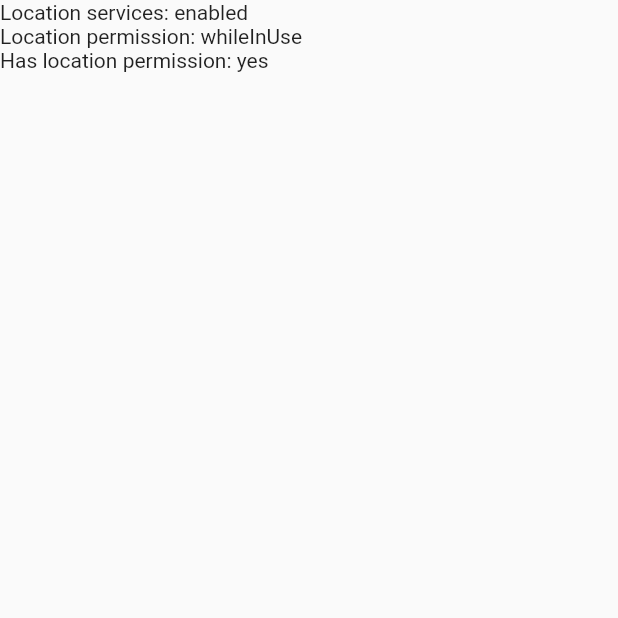
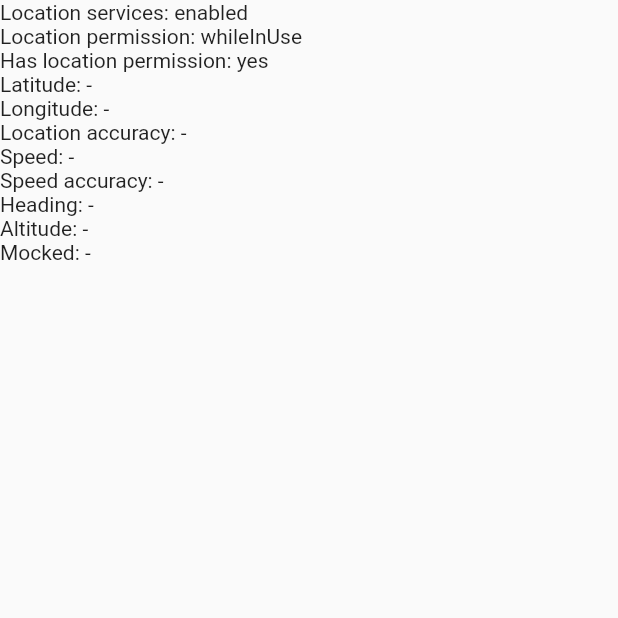
Before and after one commit to expilu/sailing-speed, a Flutter app: the screen it shows after launch, on a phone screen of 412 x 824 dp, the top half of it. Run offline on Flutter 3.47's test engine with Material 2 defaults, Android fonts, the phone set to English and light mode, and no system bars; our stand-ins replace flutter_riverpod, geolocator.

Commit message:
Adds listening to gps location fixes

```diff
--- a/lib/providers/gps.dart
+++ b/lib/providers/gps.dart
@@ -1,3 +1,5 @@
+import 'dart:async';
+
 import 'package:flutter_riverpod/flutter_riverpod.dart';
 import 'package:geolocator/geolocator.dart';
 
@@ -28,6 +30,7 @@ final providerLocationPermission = FutureProvider((ref) async {
   }
 });
 
+/// Provides if the app can use GPS
 final providerHasLocationPermission = FutureProvider((ref) async {
   final locationPermission = await ref.watch(providerLocationPermission.future);
 
@@ -41,3 +44,23 @@ final providerHasLocationPermission = FutureProvider((ref) async {
       return true;
   }
 });
+
+/// Listens to GPS position fixes and provides them. Position fixes include
+/// speed and heading
+final providerGpsPositionFix = Provider.autoDispose<Position?>((ref) {
+  final hasLocationPermission =
+      ref.watch(providerHasLocationPermission).asData?.value ?? false;
+
+  StreamSubscription<Position>? positionStream;
+
+  if (hasLocationPermission) {
+    positionStream = Geolocator.getPositionStream(
+        locationSettings: const LocationSettings(
+      accuracy: LocationAccuracy.bestForNavigation,
+    )).listen((position) => ref.state = position);
+  }
+
+  ref.onDispose(() => positionStream?.cancel());
+
+  return null;
+});
--- a/lib/widgets/debug/gps_status.dart
+++ b/lib/widgets/debug/gps_status.dart
@@ -19,6 +19,8 @@ class DebugGpsStatus extends ConsumerWidget {
           error: (error, st) => 'error',
         );
 
+    final positionFix = ref.watch(providerGpsPositionFix);
+
     return Column(
       crossAxisAlignment: CrossAxisAlignment.start,
       children: [
@@ -26,6 +28,15 @@ class DebugGpsStatus extends ConsumerWidget {
         Text('Location permission: $locationPermissionStatus'),
         Text(
             'Has location permission: ${(ref.watch(providerHasLocationPermission).asData?.value ?? false) ? 'yes' : 'no'}'),
+        Text('Latitude: ${positionFix?.latitude ?? '-'}'),
+        Text('Longitude: ${positionFix?.longitude ?? '-'}'),
+        Text('Location accuracy: ${positionFix?.accuracy ?? '-'}'),
+        Text('Speed: ${positionFix?.speed ?? '-'}'),
+        Text('Speed accuracy: ${positionFix?.speedAccuracy ?? '-'}'),
+        Text('Heading: ${positionFix?.heading ?? '-'}'),
+        Text('Altitude: ${positionFix?.altitude ?? '-'}'),
+        Text(
+            'Mocked: ${positionFix != null ? (positionFix.isMocked ? 'yes' : 'no') : '-'}'),
       ],
     );
   }
```
